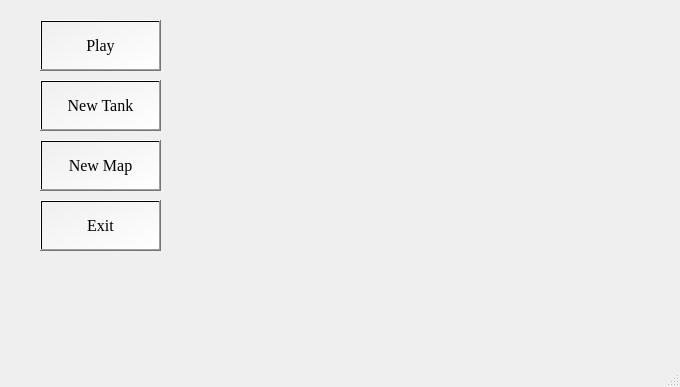
Old version of the form mainwindow.ui in the repository ehsankhani/TANKS_BATTLE.
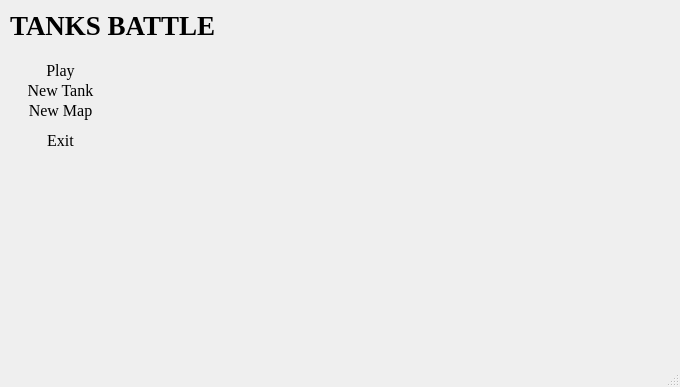
New version of the form. Icons and pictures are not drawn.

Patch:
```diff
--- a/mainwindow.ui
+++ b/mainwindow.ui
@@ -29,10 +29,10 @@
    <widget class="QPushButton" name="BtnPlay">
     <property name="geometry">
      <rect>
-      <x>40</x>
-      <y>20</y>
+      <x>0</x>
+      <y>60</y>
       <width>121</width>
-      <height>51</height>
+      <height>21</height>
      </rect>
     </property>
     <property name="font">
@@ -42,7 +42,9 @@
      </font>
     </property>
     <property name="styleSheet">
-     <string notr="true">background-color: qlineargradient(spread:pad, x1:0, y1:0, x2:1, y2:1, stop:0 rgba(0, 0, 0, 0), stop:1 rgba(255, 255, 255, 255));</string>
+     <string notr="true">background-color: transparent;
+border: none;
+</string>
     </property>
     <property name="text">
      <string>Play</string>
@@ -51,10 +53,10 @@
    <widget class="QPushButton" name="BtnNewTank">
     <property name="geometry">
      <rect>
-      <x>40</x>
+      <x>0</x>
       <y>80</y>
       <width>121</width>
-      <height>51</height>
+      <height>21</height>
      </rect>
     </property>
     <property name="font">
@@ -64,7 +66,9 @@
      </font>
     </property>
     <property name="styleSheet">
-     <string notr="true">background-color: qlineargradient(spread:pad, x1:0, y1:0, x2:1, y2:1, stop:0 rgba(0, 0, 0, 0), stop:1 rgba(255, 255, 255, 255));</string>
+     <string notr="true">background-color: transparent;
+border: none;
+</string>
     </property>
     <property name="text">
      <string>New Tank</string>
@@ -73,10 +77,10 @@
    <widget class="QPushButton" name="BtnExit">
     <property name="geometry">
      <rect>
-      <x>40</x>
-      <y>200</y>
+      <x>0</x>
+      <y>130</y>
       <width>121</width>
-      <height>51</height>
+      <height>21</height>
      </rect>
     </property>
     <property name="font">
@@ -86,7 +90,9 @@
      </font>
     </property>
     <property name="styleSheet">
-     <string notr="true">background-color: qlineargradient(spread:pad, x1:0, y1:0, x2:1, y2:1, stop:0 rgba(0, 0, 0, 0), stop:1 rgba(255, 255, 255, 255));</string>
+     <string notr="true">background-color: transparent;
+border: none;
+</string>
     </property>
     <property name="text">
      <string>Exit</string>
@@ -111,10 +117,10 @@
    <widget class="QPushButton" name="BtnNewMap">
     <property name="geometry">
      <rect>
-      <x>40</x>
-      <y>140</y>
+      <x>0</x>
+      <y>100</y>
       <width>121</width>
-      <height>51</height>
+      <height>21</height>
      </rect>
     </property>
     <property name="font">
@@ -124,12 +130,34 @@
      </font>
     </property>
     <property name="styleSheet">
-     <string notr="true">background-color: qlineargradient(spread:pad, x1:0, y1:0, x2:1, y2:1, stop:0 rgba(0, 0, 0, 0), stop:1 rgba(255, 255, 255, 255));</string>
+     <string notr="true">background-color: transparent;
+border: none;
+</string>
     </property>
     <property name="text">
      <string>New Map</string>
     </property>
    </widget>
+   <widget class="QLabel" name="label_2">
+    <property name="geometry">
+     <rect>
+      <x>10</x>
+      <y>0</y>
+      <width>261</width>
+      <height>51</height>
+     </rect>
+    </property>
+    <property name="font">
+     <font>
+      <family>Times New Roman</family>
+      <pointsize>20</pointsize>
+      <bold>true</bold>
+     </font>
+    </property>
+    <property name="text">
+     <string>TANKS BATTLE</string>
+    </property>
+   </widget>
    <zorder>label</zorder>
    <zorder>BtnPlay</zorder>
    <zorder>BtnNewTank</zorder>
```
Left out of the diff: 3 changed lines with no effect on the pictures.
